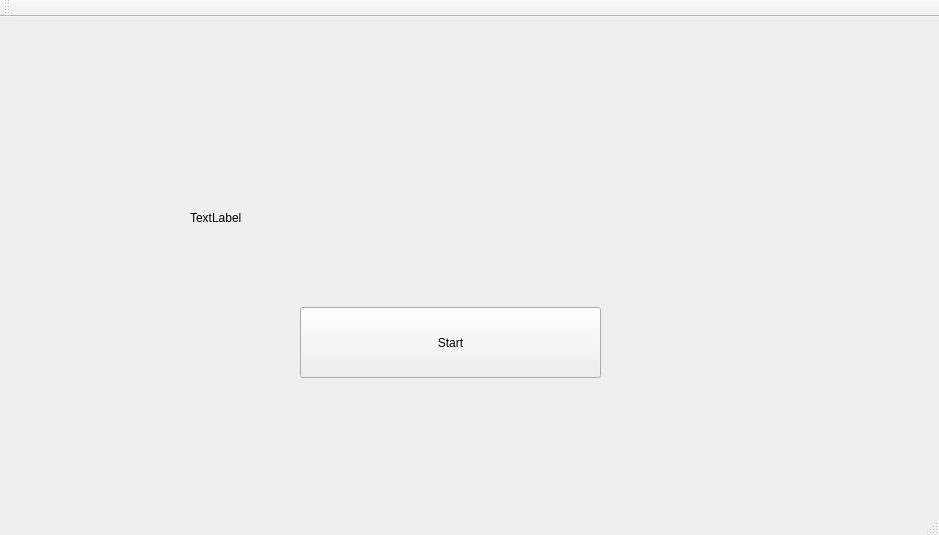
Before: the Qt Designer form mainwindow.ui in fivak/screen-saver, drawn with Qt 5.
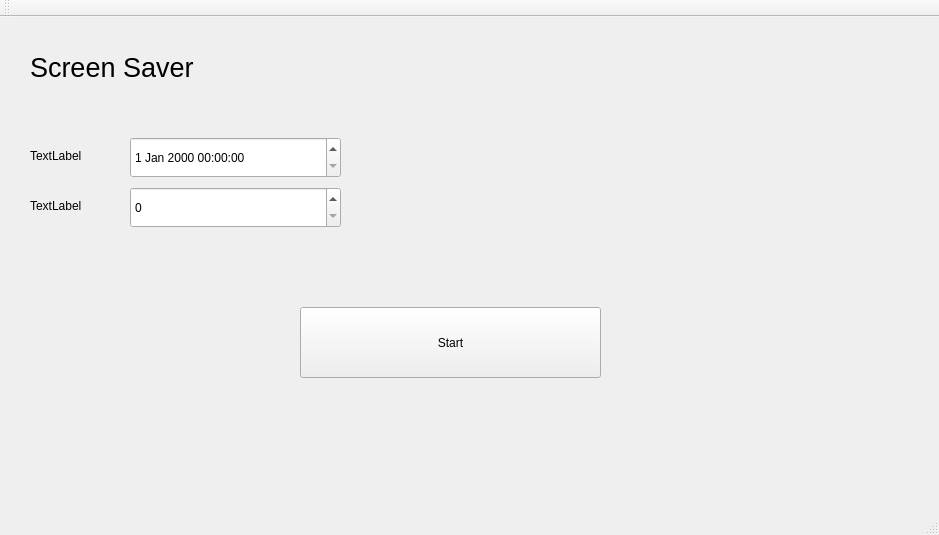
After: the same form once the commit is applied.

Commit message: Added dialog screen saver.

```diff
--- a/mainwindow.ui
+++ b/mainwindow.ui
@@ -30,10 +30,61 @@
    <widget class="QLabel" name="label">
     <property name="geometry">
      <rect>
-      <x>190</x>
-      <y>160</y>
-      <width>381</width>
+      <x>30</x>
+      <y>10</y>
+      <width>171</width>
       <height>81</height>
+     </rect>
+    </property>
+    <property name="font">
+     <font>
+      <pointsize>20</pointsize>
+     </font>
+    </property>
+    <property name="text">
+     <string>Screen Saver</string>
+    </property>
+   </widget>
+   <widget class="QSpinBox" name="period_input">
+    <property name="geometry">
+     <rect>
+      <x>130</x>
+      <y>170</y>
+      <width>211</width>
+      <height>41</height>
+     </rect>
+    </property>
+   </widget>
+   <widget class="QDateTimeEdit" name="date_time_input">
+    <property name="geometry">
+     <rect>
+      <x>130</x>
+      <y>120</y>
+      <width>211</width>
+      <height>41</height>
+     </rect>
+    </property>
+   </widget>
+   <widget class="QLabel" name="date_time_input_label">
+    <property name="geometry">
+     <rect>
+      <x>30</x>
+      <y>130</y>
+      <width>67</width>
+      <height>17</height>
+     </rect>
+    </property>
+    <property name="text">
+     <string>TextLabel</string>
+    </property>
+   </widget>
+   <widget class="QLabel" name="period_label">
+    <property name="geometry">
+     <rect>
+      <x>30</x>
+      <y>180</y>
+      <width>67</width>
+      <height>17</height>
      </rect>
     </property>
     <property name="text">
```
Left out of the diff: 4 changed lines with no effect on the pictures. The commit also changes 6 other files.
